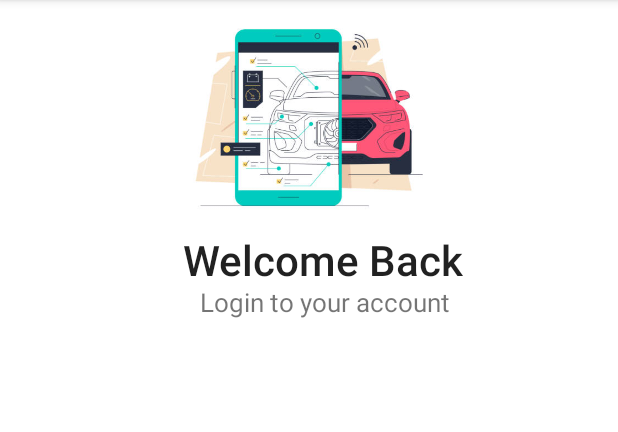
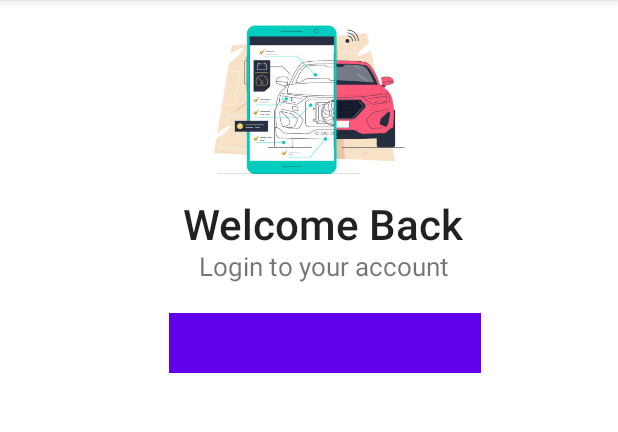
Before and after one commit to NawanjanaYashmi/Master_Mechanic_App, an Android app: the screen it shows after launch (WelcomePage), on a phone screen of 412 x 824 dp, the part 84-516 px from its top. Run offline under Robolectric (Android 15) with nearby library versions, the light colour scheme and no system bars.

Commit message:
update 2nd page

```diff
--- a/app/src/main/res/layout/activity_welcome_page.xml
+++ b/app/src/main/res/layout/activity_welcome_page.xml
@@ -8,8 +8,8 @@
 
     <ImageView
         android:id="@+id/imageView2"
-        android:layout_width="317dp"
-        android:layout_height="150dp"
+        android:layout_width="316dp"
+        android:layout_height="126dp"
         android:layout_marginTop="4dp"
         app:layout_constraintEnd_toEndOf="parent"
         app:layout_constraintStart_toStartOf="parent"
@@ -33,7 +33,7 @@
         android:id="@+id/textView5"
         android:layout_width="180dp"
         android:layout_height="24dp"
-        android:layout_marginStart="150dp"
+        android:layout_marginStart="148dp"
         android:layout_marginTop="2dp"
         android:layout_marginEnd="111dp"
         android:text="@string/Login_to_your_acc"
@@ -43,4 +43,18 @@
         app:layout_constraintStart_toStartOf="parent"
         app:layout_constraintTop_toBottomOf="@+id/textView2" />
 
+    <com.google.android.material.appbar.MaterialToolbar
+        android:id="@+id/materialToolbar3"
+        android:layout_width="208dp"
+        android:layout_height="40dp"
+        android:layout_marginStart="112dp"
+        android:layout_marginTop="19dp"
+        android:layout_marginEnd="91dp"
+        android:background="?attr/colorPrimary"
+        android:minHeight="?attr/actionBarSize"
+        android:theme="?attr/actionBarTheme"
+        app:layout_constraintEnd_toEndOf="parent"
+        app:layout_constraintStart_toStartOf="parent"
+        app:layout_constraintTop_toBottomOf="@+id/textView5" />
+
 </androidx.constraintlayout.widget.ConstraintLayout>
```
